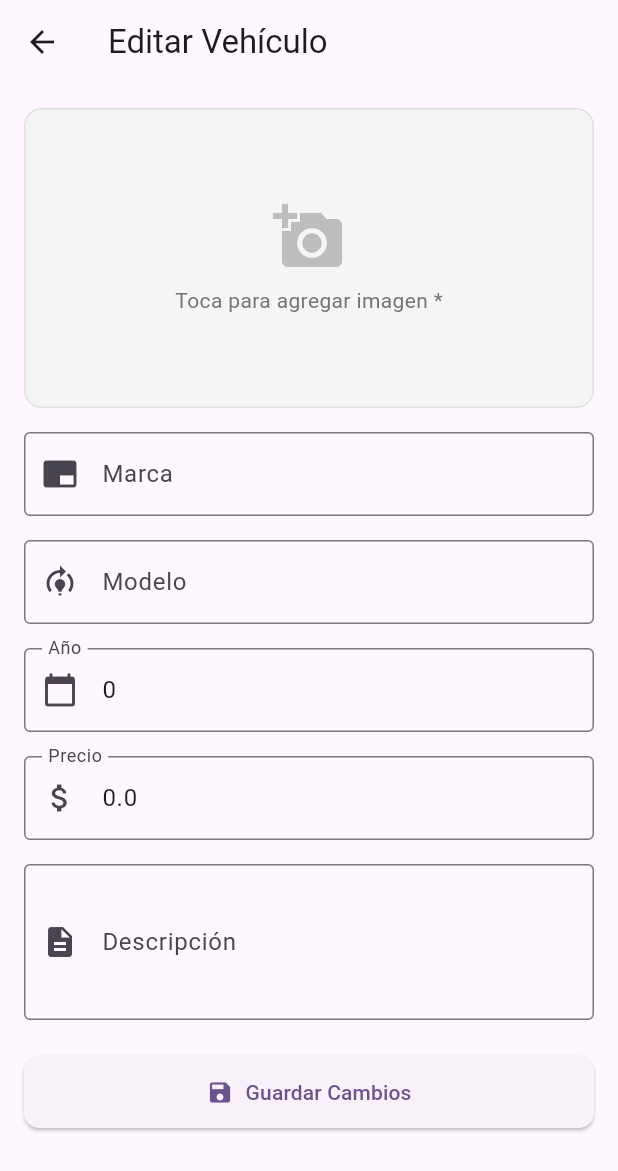
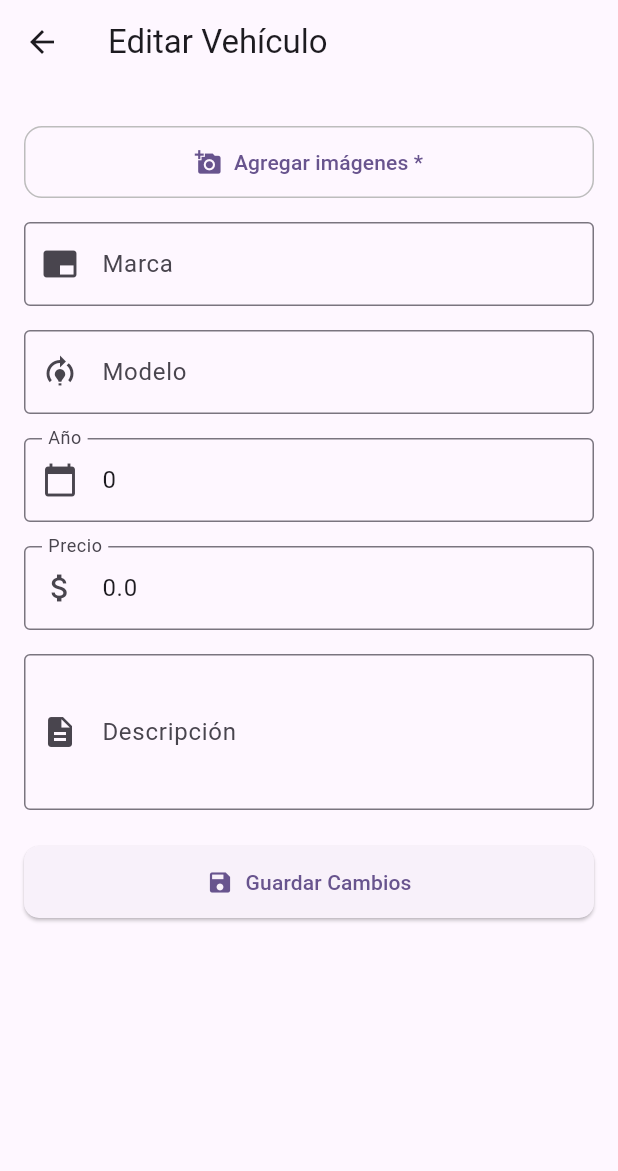
Before and after one commit to HectorMGR/lab05-elementos-multimedia, a Flutter app: the VehicleDetailPage screen opened directly with empty values, after a tap on the "edit" icon, on a phone screen of 412 x 824 dp. Shown: the top 1171 px of the screen. Run offline on Flutter 3.47's test engine with Material 3 defaults, Android fonts, the phone set to English and light mode, and no system bars; our stand-ins replace flutter_bloc, image_picker, sqflite; accounts and stored records are empty.

Commit message:
Fourth update

```diff
--- a/lib/features/vehicles/data/models/vehicle_model.dart
+++ b/lib/features/vehicles/data/models/vehicle_model.dart
@@ -8,10 +8,11 @@ class VehicleModel extends Vehicle {
     required super.year,
     required super.price,
     required super.description,
-    required super.imagePath,
+    super.imagePaths = const [],
   });
 
-  factory VehicleModel.fromMap(Map<String, dynamic> map) {
+  factory VehicleModel.fromMap(Map<String, dynamic> map,
+      {List<String> imagePaths = const []}) {
     return VehicleModel(
       id: map['id'] as int?,
       brand: map['brand'] as String,
@@ -19,7 +20,7 @@ class VehicleModel extends Vehicle {
       year: map['year'] as int,
       price: (map['price'] as num).toDouble(),
       description: map['description'] as String,
-      imagePath: map['imagePath'] as String,
+      imagePaths: imagePaths,
     );
   }
 
@@ -31,7 +32,6 @@ class VehicleModel extends Vehicle {
       'year': year,
       'price': price,
       'description': description,
-      'imagePath': imagePath,
     };
   }
 
@@ -43,7 +43,7 @@ class VehicleModel extends Vehicle {
       year: vehicle.year,
       price: vehicle.price,
       description: vehicle.description,
-      imagePath: vehicle.imagePath,
+      imagePaths: vehicle.imagePaths,
     );
   }
 }
--- a/lib/features/vehicles/domain/entities/vehicle.dart
+++ b/lib/features/vehicles/domain/entities/vehicle.dart
@@ -5,7 +5,7 @@ class Vehicle {
   final int year;
   final double price;
   final String description;
-  final String imagePath; // ahora es obligatorio
+  final List<String> imagePaths; // lista de rutas
 
   Vehicle({
     this.id,
@@ -14,6 +14,6 @@ class Vehicle {
     required this.year,
     required this.price,
     required this.description,
-    required this.imagePath,
+    this.imagePaths = const [],
   });
 }
--- a/lib/features/vehicles/presentation/pages/vehicle_detail_page.dart
+++ b/lib/features/vehicles/presentation/pages/vehicle_detail_page.dart
@@ -3,13 +3,35 @@ import 'package:flutter/material.dart';
 import '../../domain/entities/vehicle.dart';
 import 'add_vehicle_page.dart';
 
-class VehicleDetailPage extends StatelessWidget {
+class VehicleDetailPage extends StatefulWidget {
   final Vehicle vehicle;
 
   const VehicleDetailPage({super.key, required this.vehicle});
 
   @override
+  State<VehicleDetailPage> createState() => _VehicleDetailPageState();
+}
+
+class _VehicleDetailPageState extends State<VehicleDetailPage> {
+  int _currentImage = 0;
+  late final PageController _pageController;
+
+  @override
+  void initState() {
+    super.initState();
+    _pageController = PageController();
+  }
+
+  @override
+  void dispose() {
+    _pageController.dispose();
+    super.dispose();
+  }
+
+  @override
   Widget build(BuildContext context) {
+    final vehicle = widget.vehicle;
+
     return Scaffold(
       appBar: AppBar(
         title: Text('${vehicle.brand} ${vehicle.model}'),
@@ -32,21 +54,58 @@ class VehicleDetailPage extends StatelessWidget {
         child: Column(
           crossAxisAlignment: CrossAxisAlignment.start,
           children: [
-            ClipRRect(
+            // Carrusel de imágenes
+            if (vehicle.imagePaths.isNotEmpty) ...[
+              SizedBox(
+                height: 240,
+                child: PageView.builder(
+                  controller: _pageController,
+                  itemCount: vehicle.imagePaths.length,
+                  onPageChanged: (i) => setState(() => _currentImage = i),
+                  itemBuilder: (context, index) {
+                    return ClipRRect(
                       borderRadius: BorderRadius.circular(16),
                       child: Image.file(
-                File(vehicle.imagePath),
+                        File(vehicle.imagePaths[index]),
                         width: double.infinity,
-                height: 220,
                         fit: BoxFit.cover,
                         errorBuilder: (_, __, ___) => Container(
-                  width: double.infinity,
-                  height: 220,
                           color: Colors.grey.shade200,
-                  child: const Icon(Icons.directions_car, size: 64),
+                          child: const Icon(Icons.broken_image, size: 64),
+                        ),
+                      ),
+                    );
+                  },
+                ),
+              ),
+              if (vehicle.imagePaths.length > 1) ...[
+                const SizedBox(height: 12),
+                Row(
+                  mainAxisAlignment: MainAxisAlignment.center,
+                  children: List.generate(
+                    vehicle.imagePaths.length,
+                    (i) => Container(
+                      width: _currentImage == i ? 10 : 8,
+                      height: _currentImage == i ? 10 : 8,
+                      margin: const EdgeInsets.symmetric(horizontal: 4),
+                      decoration: BoxDecoration(
+                        shape: BoxShape.circle,
+                        color: _currentImage == i
+                            ? Colors.deepPurple
+                            : Colors.grey.shade300,
                       ),
                     ),
                   ),
+                ),
+              ],
+              const SizedBox(height: 8),
+              Center(
+                child: Text(
+                  '${_currentImage + 1} / ${vehicle.imagePaths.length} fotos',
+                  style: TextStyle(color: Colors.grey.shade600, fontSize: 13),
+                ),
+              ),
+            ],
             const SizedBox(height: 24),
             _buildInfoRow('Marca', vehicle.brand),
             _buildInfoRow('Modelo', vehicle.model),
@@ -55,10 +114,7 @@ class VehicleDetailPage extends StatelessWidget {
             const Divider(height: 32),
             const Text(
               'Descripción',
-              style: TextStyle(
-                fontSize: 16,
-                fontWeight: FontWeight.bold,
-              ),
+              style: TextStyle(fontSize: 16, fontWeight: FontWeight.bold),
             ),
             const SizedBox(height: 8),
             Text(
@@ -80,10 +136,7 @@ class VehicleDetailPage extends StatelessWidget {
             width: 80,
             child: Text(
               label,
-              style: const TextStyle(
-                fontWeight: FontWeight.w600,
-                color: Colors.grey,
-              ),
+              style: const TextStyle(fontWeight: FontWeight.w600, color: Colors.grey),
             ),
           ),
           Expanded(
--- a/lib/features/vehicles/presentation/widgets/vehicle_form.dart
+++ b/lib/features/vehicles/presentation/widgets/vehicle_form.dart
@@ -25,7 +25,7 @@ class _VehicleFormState extends State<VehicleForm> {
   late final TextEditingController _priceController;
   late final TextEditingController _descriptionController;
 
-  String? _imagePath;
+  List<String> _imagePaths = [];
   bool _imageError = false;
 
   @override
@@ -42,7 +42,7 @@ class _VehicleFormState extends State<VehicleForm> {
     _descriptionController = TextEditingController(
       text: widget.vehicle?.description ?? '',
     );
-    _imagePath = widget.vehicle?.imagePath;
+    _imagePaths = List.from(widget.vehicle?.imagePaths ?? []);
   }
 
   @override
@@ -57,6 +57,22 @@ class _VehicleFormState extends State<VehicleForm> {
 
   Future<void> _pickImage(ImageSource source) async {
     final picker = ImagePicker();
+
+    if (source == ImageSource.gallery) {
+      // Permitir selección múltiple desde galería
+      final picked = await picker.pickMultiImage(
+        maxWidth: 1024,
+        maxHeight: 1024,
+        imageQuality: 85,
+      );
+      if (picked.isNotEmpty) {
+        setState(() {
+          _imagePaths.addAll(picked.map((f) => f.path));
+          _imageError = false;
+        });
+      }
+    } else {
+      // Cámara: una foto a la vez
       final picked = await picker.pickImage(
         source: source,
         maxWidth: 1024,
@@ -65,10 +81,17 @@ class _VehicleFormState extends State<VehicleForm> {
       );
       if (picked != null) {
         setState(() {
-        _imagePath = picked.path;
+          _imagePaths.add(picked.path);
           _imageError = false;
         });
       }
+    }
+  }
+
+  void _removeImage(int index) {
+    setState(() {
+      _imagePaths.removeAt(index);
+    });
   }
 
   void _showImageSourceDialog() {
@@ -87,7 +110,7 @@ class _VehicleFormState extends State<VehicleForm> {
             ),
             ListTile(
               leading: const Icon(Icons.photo_library),
-              title: const Text('Galería'),
+              title: const Text('Galería (múltiples)'),
               onTap: () {
                 Navigator.pop(ctx);
                 _pickImage(ImageSource.gallery);
@@ -101,13 +124,13 @@ class _VehicleFormState extends State<VehicleForm> {
 
   void _submit() {
     final formValid = _formKey.currentState!.validate();
-    final hasImage = _imagePath != null && _imagePath!.isNotEmpty;
+    final hasImages = _imagePaths.isNotEmpty;
 
     setState(() {
-      _imageError = !hasImage;
+      _imageError = !hasImages;
     });
 
-    if (formValid && hasImage) {
+    if (formValid && hasImages) {
       final vehicle = Vehicle(
         id: widget.vehicle?.id,
         brand: _brandController.text.trim(),
@@ -115,7 +138,7 @@ class _VehicleFormState extends State<VehicleForm> {
         year: int.parse(_yearController.text.trim()),
         price: double.parse(_priceController.text.trim()),
         description: _descriptionController.text.trim(),
-        imagePath: _imagePath!,
+        imagePaths: _imagePaths,
       );
       widget.onSubmit(vehicle);
     }
@@ -128,49 +151,70 @@ class _VehicleFormState extends State<VehicleForm> {
       child: ListView(
         padding: const EdgeInsets.all(16),
         children: [
-          // Selector de imagen
-          GestureDetector(
-            onTap: _showImageSourceDialog,
-            child: Container(
-              height: 200,
-              width: double.infinity,
-              decoration: BoxDecoration(
-                color: Colors.grey.shade100,
+          // Galería de imágenes seleccionadas
+          if (_imagePaths.isNotEmpty)
+            SizedBox(
+              height: 140,
+              child: ListView.builder(
+                scrollDirection: Axis.horizontal,
+                itemCount: _imagePaths.length,
+                itemBuilder: (context, index) {
+                  return Padding(
+                    padding: const EdgeInsets.only(right: 10),
+                    child: Stack(
+                      children: [
+                        ClipRRect(
                           borderRadius: BorderRadius.circular(12),
-                border: Border.all(
-                  color: _imageError ? Colors.red : Colors.grey.shade300,
-                  width: _imageError ? 2 : 1,
+                          child: Image.file(
+                            File(_imagePaths[index]),
+                            width: 130,
+                            height: 130,
+                            fit: BoxFit.cover,
                           ),
                         ),
-              child: _imagePath != null && _imagePath!.isNotEmpty
-                  ? ClipRRect(
-                      borderRadius: BorderRadius.circular(11),
-                      child: Image.file(
-                        File(_imagePath!),
-                        fit: BoxFit.cover,
-                        width: double.infinity,
+                        Positioned(
+                          top: 4,
+                          right: 4,
+                          child: GestureDetector(
+                            onTap: () => _removeImage(index),
+                            child: Container(
+                              decoration: const BoxDecoration(
+                                color: Colors.red,
+                                shape: BoxShape.circle,
                               ),
-                    )
-                  : Column(
-                      mainAxisAlignment: MainAxisAlignment.center,
-                      children: [
-                        Icon(
-                          Icons.add_a_photo,
-                          size: 48,
-                          color: _imageError
-                              ? Colors.red
-                              : Colors.grey.shade400,
+                              padding: const EdgeInsets.all(4),
+                              child: const Icon(
+                                Icons.close,
+                                color: Colors.white,
+                                size: 18,
                               ),
-                        const SizedBox(height: 8),
-                        Text(
-                          'Toca para agregar imagen *',
-                          style: TextStyle(
-                            color: _imageError
-                                ? Colors.red
-                                : Colors.grey.shade600,
+                            ),
                           ),
                         ),
                       ],
+                    ),
+                  );
+                },
+              ),
+            ),
+          const SizedBox(height: 12),
+
+          // Botón para agregar imágenes
+          OutlinedButton.icon(
+            onPressed: _showImageSourceDialog,
+            icon: const Icon(Icons.add_a_photo),
+            label: Text(
+              _imagePaths.isEmpty
+                  ? 'Agregar imágenes *'
+                  : 'Agregar más imágenes (${_imagePaths.length})',
+            ),
+            style: OutlinedButton.styleFrom(
+              padding: const EdgeInsets.symmetric(vertical: 14),
+              side: BorderSide(
+                color: _imageError ? Colors.red : Colors.grey.shade400,
+              ),
+              shape: RoundedRectangleBorder(
+                borderRadius: BorderRadius.circular(12),
               ),
             ),
           ),
@@ -178,11 +222,12 @@ class _VehicleFormState extends State<VehicleForm> {
             const Padding(
               padding: EdgeInsets.only(top: 8, left: 12),
               child: Text(
-                'La imagen es obligatoria',
+                'Debe agregar al menos una imagen',
                 style: TextStyle(color: Colors.red, fontSize: 12),
               ),
             ),
           const SizedBox(height: 16),
+
           TextFormField(
             controller: _brandController,
             decoration: const InputDecoration(
```
Also changed, not shown: lib/core/services/database_service.dart (+23 -7 lines), lib/features/vehicles/data/datasources/vehicle_local_datasource.dart (+34 -13 lines), lib/features/vehicles/presentation/widgets/vehicle_card.dart (+39 -16 lines). Lines whose indentation alone changed are shown as unchanged.
